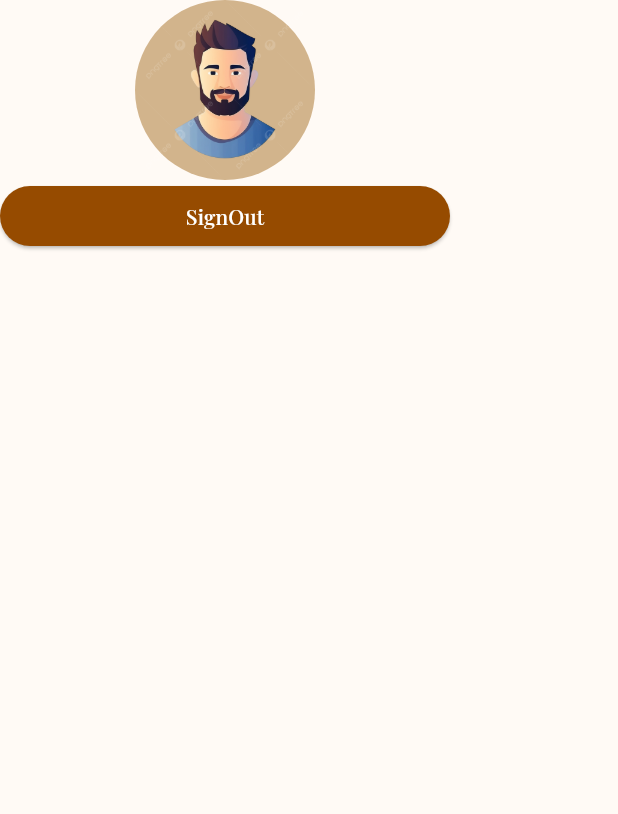
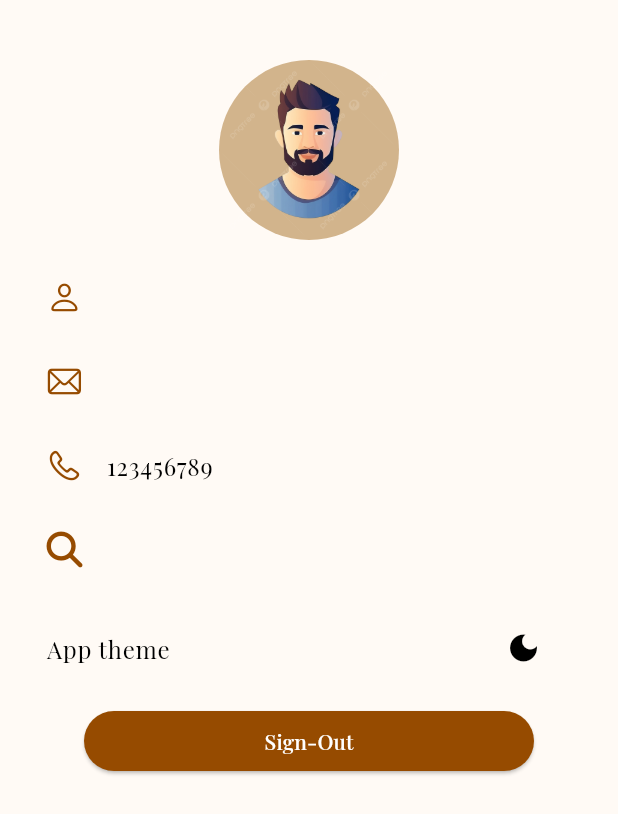
Before and after one commit to lucky3005/Charity-Circle, a Flutter app: the UserScreen screen opened directly, on a phone screen of 412 x 824 dp. Shown: the top 814 px of the screen. Run offline on Flutter 3.47's test engine with Material 3 defaults, Android fonts, the phone set to English and light mode, and no system bars; our stand-ins replace badges, carousel_slider, cloud_firestore, firebase_auth, firebase_core, font_awesome_flutter and 2 more; accounts and stored records are empty; generated files the repository leaves out were written again.

Commit message:
theme mode

```diff
--- /dev/null
+++ b/lib/components/list_tile.dart
@@ -0,0 +1,23 @@
+import 'package:charity_circle/core/colors.dart';
+import 'package:flutter/material.dart';
+
+class CustomListTile extends StatelessWidget {
+  final IconData icon;
+  final String title;
+  const CustomListTile({
+    super.key,
+    required this.icon,
+    required this.title,
+  });
+
+  @override
+  Widget build(BuildContext context) {
+    return ListTile(
+      leading: Icon(
+        icon,
+        color: AppColors.chocolate,
+      ),
+      title: Text(title),
+    );
+  }
+}
--- a/lib/core/colors.dart
+++ b/lib/core/colors.dart
@@ -1,10 +1,19 @@
 import 'package:flutter/material.dart';
 
 class AppColors {
+  //Light Mode Colors
   static const splashBackground =
       Color.fromARGB(255, 210, 180, 140); // Tan color
   static const background = Color.fromARGB(255, 255, 250, 245); // Light cream
   static const chocolate =
       Color.fromARGB(255, 150, 75, 0); // Rich chocolate brown
   static const whiteColor = Colors.white; // White color
+  static const warningColor = Colors.red;
+  static const successColor = Colors.green;
+
+   // Dark Mode Colors
+  static const splashBackgroundDark = Color.fromARGB(255, 80, 50, 20); // Dark tan
+  static const backgroundDark = Color.fromARGB(255, 30, 30, 30); // Dark gray
+  static const chocolateDark = Color.fromARGB(255, 100, 50, 0); // Deep brown
+  static const blackColor = Colors.black;
 }
--- /dev/null
+++ b/lib/core/constants.dart
@@ -0,0 +1,5 @@
+class Constants {
+  static  String name = "";
+  static  String email = "";
+  static  String type = "";
+}
--- a/lib/core/theme.dart
+++ b/lib/core/theme.dart
@@ -1,7 +1,26 @@
 import 'package:charity_circle/core/colors.dart';
 import 'package:flutter/material.dart';
+import 'package:shared_preferences/shared_preferences.dart';
 
-class AppTheme {
+class AppTheme with ChangeNotifier {
+  bool _isDarkMode = false;
+
+  bool get isDarkMode => _isDarkMode;
+
+  ThemeData get themeData => _isDarkMode ? appThemeDark : appTheme;
+
+  Future<void> loadThemeMode(bool val) async {
+    _isDarkMode = val;
+    notifyListeners();
+  }
+
+  Future<void> toggleMode() async {
+    SharedPreferences pref = await SharedPreferences.getInstance();
+    _isDarkMode = !_isDarkMode;
+    await pref.setBool("theme_mode", _isDarkMode);
+    notifyListeners();
+  }
+
   static final appTheme = ThemeData(
     fontFamily: 'PlayfairDisplay', // Set the font family globally
     textTheme: const TextTheme(
@@ -28,4 +47,25 @@ class AppTheme {
 
     useMaterial3: true,
   );
+
+  static final appThemeDark = ThemeData(
+    fontFamily: 'PlayfairDisplay', // Set the font family globally
+    textTheme: const TextTheme(
+      bodyLarge: TextStyle(fontSize: 16),
+      bodyMedium: TextStyle(fontSize: 14),
+      titleLarge: TextStyle(fontWeight: FontWeight.bold, fontSize: 20),
+      titleMedium: TextStyle(fontStyle: FontStyle.italic, fontSize: 16),
+    ),
+    scaffoldBackgroundColor: AppColors.backgroundDark,
+    colorScheme: const ColorScheme.dark(
+      primary: AppColors.chocolateDark,
+    ),
+    iconTheme: const IconThemeData(color: AppColors.chocolateDark),
+    appBarTheme: AppBarTheme(
+      backgroundColor: Colors.transparent,
+      elevation: 0,
+      iconTheme: IconThemeData(color: AppColors.chocolateDark),
+    ),
+    useMaterial3: true,
+  );
 }
--- a/lib/features/auth/provider/auth_provider.dart
+++ /dev/null
@@ -1,5 +0,0 @@
-import 'package:flutter/material.dart';
-
-class AuthProvider with ChangeNotifier {
-
-}
--- a/lib/features/volunteer/screens/user_screen.dart
+++ b/lib/features/volunteer/screens/user_screen.dart
@@ -1,7 +1,10 @@
 import 'package:charity_circle/components/elevated_button_custom.dart';
-import 'package:charity_circle/features/auth/screens/login_screen.dart';
+import 'package:charity_circle/core/constants.dart';
+import 'package:charity_circle/core/images.dart';
 import 'package:charity_circle/features/auth/services/auth_services.dart';
 import 'package:charity_circle/features/volunteer/widgets/user/circular_avatar.dart';
+import 'package:charity_circle/features/volunteer/widgets/user/theme_mode.dart';
+import 'package:charity_circle/features/volunteer/widgets/user/user_data.dart';
 import 'package:charity_circle/utils/utils.dart';
 import 'package:flutter/material.dart';
 
@@ -13,34 +16,42 @@ class UserScreen extends StatefulWidget {
 }
 
 class _UserScreenState extends State<UserScreen> {
+  AuthServices authServices = AuthServices();
   @override
   Widget build(BuildContext context) {
     return Scaffold(
       body: SafeArea(
+        child: Padding(
+          padding: const EdgeInsets.all(15.0),
           child: Column(
+            spacing: 10,
             crossAxisAlignment: CrossAxisAlignment.center,
             children: [
-            CustomCircularAvatar(),
+              SizedBox(
+                height: 15,
+              ),
+              CustomCircularAvatar(
+                imageUrl: AppImages.manProfile,
+              ),
+              UserData(),
+              ThemeModeLightandDark(),
               ElevatedButtonCustom(
                 onPressed: () {
-                AuthServices authServices = AuthServices();
                   Utils.alertDialogue(
                       context: context,
                       title: "Alert!",
-                    content: "Do you want to Log-Out",
+                      content: "Do you want to Log-Out?",
                       onPressed: () {
-                      authServices.logOut().then(
-                            (value) => Navigator.pushNamedAndRemoveUntil(
-                              context,
-                              LoginScreen.routeName,
-                              (route) => false,
-                            ),
-                          );
+                        Constants.name = "";
+                        Constants.email = "";
+                        Constants.type = "";
+                        authServices.logOut(context: context);
                       });
                 },
-              text: "SignOut",
+                text: "Sign-Out",
               ),
             ],
+          ),
         ),
       ),
     );
--- a/lib/features/volunteer/widgets/user/circular_avatar.dart
+++ b/lib/features/volunteer/widgets/user/circular_avatar.dart
@@ -3,16 +3,23 @@ import 'package:charity_circle/core/images.dart';
 import 'package:flutter/material.dart';
 
 class CustomCircularAvatar extends StatelessWidget {
-  const CustomCircularAvatar({super.key});
+  final String imageUrl;
+  const CustomCircularAvatar({
+    super.key,
+    required this.imageUrl,
+  });
 
   @override
   Widget build(BuildContext context) {
-    return CircleAvatar(
-      backgroundColor: AppColors.splashBackground,
-      radius: 60,
-      child: Image.asset(
-        AppImages.manProfile,
-        fit: BoxFit.fill,
+    return SizedBox(
+      width: double.infinity,
+      child: CircleAvatar(
+        backgroundColor: AppColors.splashBackground,
+        radius: 60,
+        child: Image.asset(
+          imageUrl,
+          fit: BoxFit.fill,
+        ),
       ),
     );
   }
--- /dev/null
+++ b/lib/features/volunteer/widgets/user/theme_mode.dart
@@ -0,0 +1,36 @@
+import 'package:charity_circle/core/theme.dart';
+import 'package:flutter/material.dart';
+import 'package:provider/provider.dart';
+
+class ThemeModeLightandDark extends StatefulWidget {
+  const ThemeModeLightandDark({super.key});
+
+  @override
+  State<ThemeModeLightandDark> createState() => _ThemeModeLightandDarkState();
+}
+
+class _ThemeModeLightandDarkState extends State<ThemeModeLightandDark> {
+  @override
+  Widget build(BuildContext context) {
+    return Consumer<AppTheme>(
+      builder: (context, value, child) {
+        return ListTile(
+          title: Text("App theme"),
+          trailing: IconButton(
+            onPressed: () async {
+              await value.toggleMode();
+            },
+            icon: value.isDarkMode
+                ? Icon(
+                    Icons.light_mode,
+                    color: Colors.yellow,
+                  )
+                : Icon(
+                    Icons.dark_mode,
+                  ),
+          ),
+        );
+      },
+    );
+  }
+}
--- /dev/null
+++ b/lib/features/volunteer/widgets/user/user_data.dart
@@ -0,0 +1,76 @@
+import 'package:charity_circle/components/list_tile.dart';
+import 'package:charity_circle/core/constants.dart';
+import 'package:charity_circle/features/auth/services/auth_services.dart';
+import 'package:cloud_firestore/cloud_firestore.dart';
+import 'package:firebase_auth/firebase_auth.dart';
+import 'package:flutter/cupertino.dart';
+import 'package:font_awesome_flutter/font_awesome_flutter.dart';
+
+class UserData extends StatefulWidget {
+  const UserData({
+    super.key,
+  });
+
+  @override
+  State<UserData> createState() => _UserDataState();
+}
+
+class _UserDataState extends State<UserData> {
+  AuthServices authServices = AuthServices();
+  FirebaseFirestore firebaseFirestore = FirebaseFirestore.instance;
+
+  @override
+  void initState() {
+    if (Constants.name == "") {
+      getUserData();
+    }
+    super.initState();
+  }
+
+  Future<void> getUserData() async {
+    User? user = await authServices.loggedIn();
+    if (user == null) {
+      return;
+    }
+    DocumentSnapshot<Map<String, dynamic>> snapshot =
+        await firebaseFirestore.collection("Users").doc(user.uid).get();
+
+    if (!snapshot.exists) {
+      return;
+    }
+    Constants.name = snapshot["name"];
+    Constants.email = snapshot["email"];
+    Constants.type = snapshot["type"];
+    setState(() {});
+  }
+
+  @override
+  Widget build(BuildContext context) {
+    return Column(
+      children: [
+        CustomListTile(
+          icon: CupertinoIcons.person,
+          title: Constants.name,
+        ),
+        CustomListTile(
+          icon: CupertinoIcons.envelope,
+          title: Constants.email,
+        ),
+        CustomListTile(
+          icon: CupertinoIcons.phone,
+          title: "123456789",
+          //TODO
+        ),
+        CustomListTile(
+          icon: Constants.type == "volunteer"
+              ? FontAwesomeIcons.handHoldingHeart
+              : Constants.type == "charity"
+                  ? FontAwesomeIcons.peopleGroup
+                  // ignore: deprecated_member_use
+                  : FontAwesomeIcons.search,
+          title: Constants.type,
+        ),
+      ],
+    );
+  }
+}
--- a/lib/main.dart
+++ b/lib/main.dart
@@ -5,31 +5,55 @@ import 'package:flutter/material.dart';
 import 'package:flutter/services.dart';
 import 'package:charity_circle/firebase_options.dart';
 import 'package:firebase_core/firebase_core.dart';
+import 'package:provider/provider.dart';
+import 'package:shared_preferences/shared_preferences.dart';
 
-
-void main()async {
+void main() async {
   WidgetsFlutterBinding.ensureInitialized();
   await Firebase.initializeApp(
     options: DefaultFirebaseOptions.currentPlatform,
   );
+
+  // Load saved theme preference
+  SharedPreferences pref = await SharedPreferences.getInstance();
+  bool val = pref.getBool("theme_mode") ?? false;
+
+  // Initialize AppTheme with saved preference
+  final appTheme = AppTheme();
+  await appTheme.loadThemeMode(val);
+
+  // Lock orientation to portrait mode
   SystemChrome.setPreferredOrientations([
-    DeviceOrientation.portraitUp, // Lock to portrait mode
+    DeviceOrientation.portraitUp,
   ]).then((_) {
-    runApp(const CharityCircle());
+    runApp(CharityCircle(appTheme: appTheme));
   });
 }
 
 class CharityCircle extends StatelessWidget {
-  const CharityCircle({super.key});
+  final AppTheme appTheme;
+
+  const CharityCircle({super.key, required this.appTheme});
 
   @override
   Widget build(BuildContext context) {
+    return MultiProvider(
+      providers: [
+        ChangeNotifierProvider.value(
+          value: appTheme, // Use the pre-initialized theme instance
+        ),
+      ],
+      child: Consumer<AppTheme>(
+        builder: (context, themeProvider, child) {
           return MaterialApp(
             debugShowCheckedModeBanner: false,
             title: 'Charity Circle',
-      theme: AppTheme.appTheme,
+            theme: themeProvider.themeData, // Apply the correct theme
             initialRoute: SplashScreen.routeName,
             onGenerateRoute: (settings) => onGenerateRoute(settings),
           );
+        },
+      ),
+    );
   }
 }
--- a/lib/utils/utils.dart
+++ b/lib/utils/utils.dart
@@ -1,13 +1,16 @@
+import 'package:charity_circle/core/colors.dart';
 import 'package:flutter/material.dart';
 
 class Utils {
   static void showSnackBar({
     required BuildContext context,
     required String content,
+    Color color = AppColors.chocolate,
   }) {
     ScaffoldMessenger.of(context).showSnackBar(
       SnackBar(
         content: Text(content),
+        backgroundColor: color,
       ),
     );
   }
--- a/pubspec.yaml
+++ b/pubspec.yaml
@@ -44,6 +44,7 @@ dependencies:
   firebase_core: ^3.11.0
   lottie: ^3.3.1
   provider: ^6.1.2
+  shared_preferences: ^2.5.2
 
 dev_dependencies:
   flutter_test:
```
Also changed, not shown: lib/features/auth/screens/login_screen.dart (+44 -3 lines), lib/features/auth/screens/signup_screen.dart (+15 -3 lines), lib/features/auth/services/auth_services.dart (+19 -10 lines), lib/features/charity/screen/home_screen.dart (+9 -4 lines), lib/features/intro/splash_screen.dart (+21 -12 lines), lib/models/auth_model.dart (renamed from lib/features/auth/models/auth_model.dart, +10 -7 lines), lib/provider/auth_provider.dart (added, +19 -0 lines), lib/routes/router.dart (+7 -0 lines), pubspec.lock, 2 other files. Lines whose indentation alone changed are shown as unchanged.
